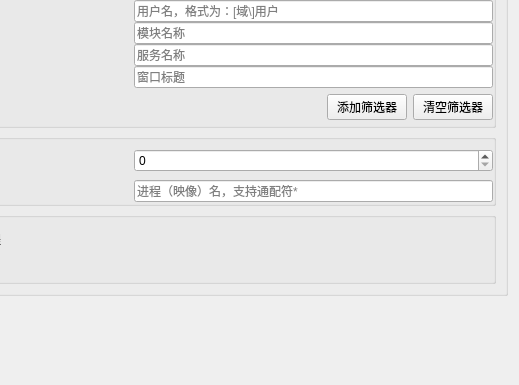
The window that src/EasyCmd/CmdEditors/TaskkillEditor.ui (doasyourself/EasyCmd) describes before a commit, drawn with Qt 5; both pictures show x 128 to 647 and y 712 to 1097 of the 647 by 1097 pixel window.
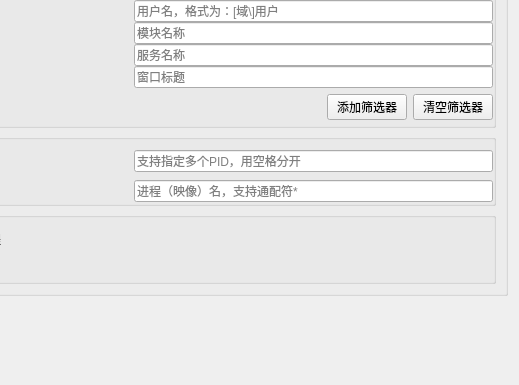
The same window after the commit.

Commit message: taskkill支持多个pid

What changed in the file:
```diff
--- a/src/EasyCmd/CmdEditors/TaskkillEditor.ui
+++ b/src/EasyCmd/CmdEditors/TaskkillEditor.ui
@@ -504,13 +504,6 @@
              </property>
             </widget>
            </item>
-           <item row="0" column="1">
-            <widget class="QSpinBox" name="spinBox_option_value_pid">
-             <property name="maximum">
-              <number>1000000000</number>
-             </property>
-            </widget>
-           </item>
            <item row="0" column="0">
             <widget class="QRadioButton" name="radioButton_option_pid">
              <property name="minimumSize">
@@ -549,6 +542,13 @@
              </property>
             </widget>
            </item>
+           <item row="0" column="1">
+            <widget class="QLineEdit" name="lineEdit_option_value_pid">
+             <property name="placeholderText">
+              <string>支持指定多个PID，用空格分开</string>
+             </property>
+            </widget>
+           </item>
           </layout>
          </item>
         </layout>
```
The commit also changes 2 other files.
